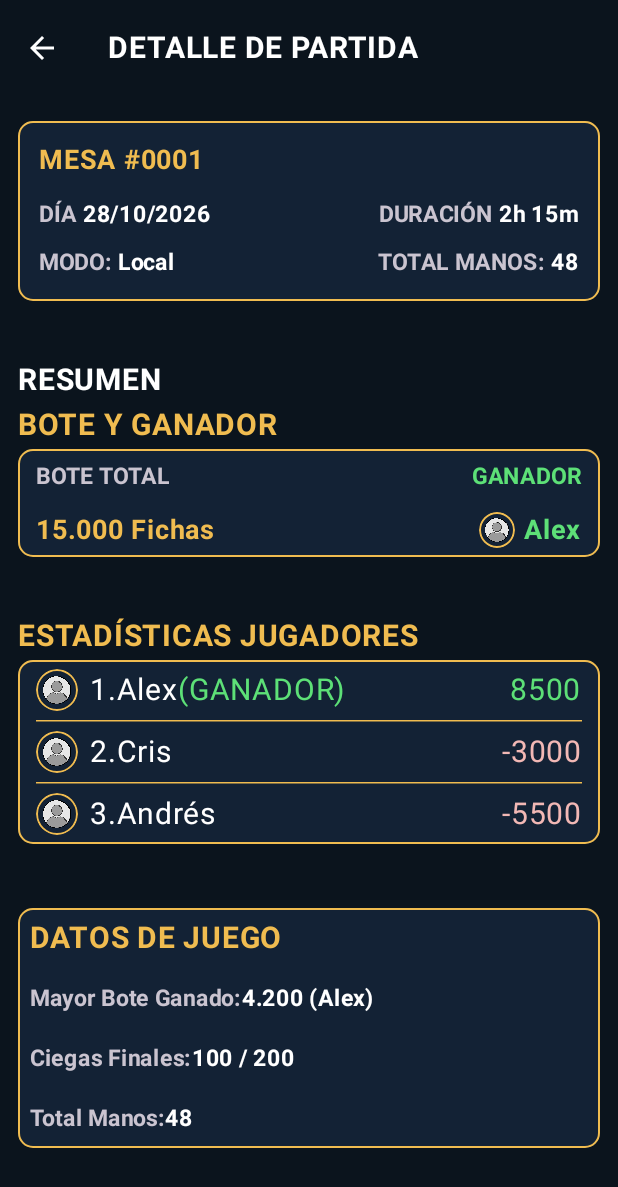
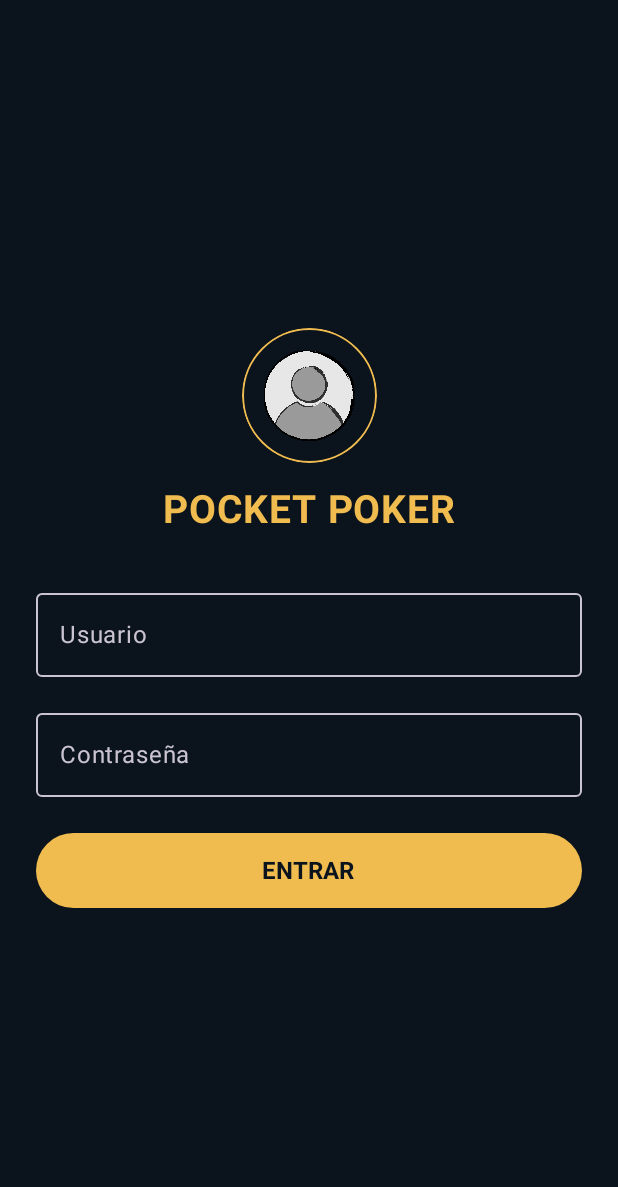
Before and after one commit to MacoyoAMP/PocketPoker, an Android app built with Jetpack Compose: the screen it shows after launch (MainActivity), on a phone screen of 412 x 824 dp. Shown: the top 1187 px of the screen. Run offline under Robolectric (Android 15) with nearby library versions, the phone set to English and light mode, and no system bars.

Commit message:
Creada PantallaLogin, ViewModels y Navgraph

```diff
--- a/app/build.gradle.kts
+++ b/app/build.gradle.kts
@@ -45,6 +45,10 @@ dependencies {
     implementation("androidx.compose.ui:ui-tooling-preview")
     debugImplementation("androidx.compose.ui:ui-tooling")
 
+    // Navegación y ViewModel en Compose
+    implementation("androidx.navigation:navigation-compose:2.8.3")
+    implementation("androidx.lifecycle:lifecycle-viewmodel-compose:2.8.7")
+
     testImplementation(libs.junit)
     androidTestImplementation(libs.androidx.espresso.core)
     androidTestImplementation(libs.androidx.junit)
--- a/app/src/main/java/com/example/pocketpoker/MainActivity.kt
+++ b/app/src/main/java/com/example/pocketpoker/MainActivity.kt
@@ -3,24 +3,28 @@ package com.example.pocketpoker
 import android.os.Bundle
 import androidx.activity.ComponentActivity
 import androidx.activity.compose.setContent
+import androidx.activity.enableEdgeToEdge
 import androidx.compose.foundation.layout.fillMaxSize
-import androidx.compose.material3.Surface
+import androidx.compose.foundation.layout.padding
+import androidx.compose.material3.Scaffold
 import androidx.compose.ui.Modifier
-import androidx.compose.ui.graphics.Color
-import com.example.pocketpoker.ui.pages.PantallaDetallePartida
-import com.example.pocketpoker.ui.pages.PantallaHistorial
+import androidx.navigation.compose.rememberNavController
+import com.example.pocketpoker.ui.navigation.AppNavGraph
 import com.example.pocketpoker.ui.theme.PocketPokerTheme
 
 class MainActivity : ComponentActivity() {
     override fun onCreate(savedInstanceState: Bundle?) {
         super.onCreate(savedInstanceState)
+        enableEdgeToEdge()
         setContent {
             PocketPokerTheme {
-                Surface(
-                    modifier = Modifier.fillMaxSize(),
-                    color = Color(0xFF0B141D)
-                ) {
-                    PantallaDetallePartida()
+                val navController = rememberNavController()
+
+                Scaffold(modifier = Modifier.fillMaxSize()) { innerPadding ->
+                    AppNavGraph(
+                        navController = navController,
+                        modifier = Modifier.padding(innerPadding)
+                    )
                 }
             }
         }
--- a/app/src/main/java/com/example/pocketpoker/ui/components/Cabecera.kt
+++ b/app/src/main/java/com/example/pocketpoker/ui/components/Cabecera.kt
@@ -5,9 +5,11 @@ import androidx.compose.foundation.layout.Row
 import androidx.compose.foundation.layout.Spacer
 import androidx.compose.foundation.layout.fillMaxWidth
 import androidx.compose.foundation.layout.padding
+import androidx.compose.foundation.layout.width
 import androidx.compose.material.icons.Icons
 import androidx.compose.material.icons.automirrored.filled.ArrowBack
 import androidx.compose.material3.Icon
+import androidx.compose.material3.IconButton
 import androidx.compose.material3.MaterialTheme
 import androidx.compose.material3.Text
 import androidx.compose.runtime.Composable
@@ -19,27 +21,30 @@ import androidx.compose.ui.tooling.preview.Preview
 import androidx.compose.ui.unit.dp
 import androidx.compose.ui.unit.sp
 import com.example.pocketpoker.R
+import com.example.pocketpoker.ui.components.states.CabeceraState
 
 @Composable
 fun Cabecera(
-    titulo: String,
+    state: CabeceraState,
     modifier: Modifier = Modifier
-){
+) {
     Row(
         modifier = modifier
             .fillMaxWidth()
             .background(MaterialTheme.colorScheme.background)
-            .padding(16.dp),
+            .padding(horizontal = 8.dp, vertical = 12.dp),
         verticalAlignment = Alignment.CenterVertically
-    ){
-        Icon(
-            imageVector = Icons.AutoMirrored.Filled.ArrowBack,
-            contentDescription = stringResource(R.string.cd_volver),
-            tint = MaterialTheme.colorScheme.onSurface
-        )
-        Spacer(modifier = Modifier.padding(16.dp))
+    ) {
+        IconButton(onClick = state.onVolverClick) {
+            Icon(
+                imageVector = Icons.AutoMirrored.Filled.ArrowBack,
+                contentDescription = stringResource(R.string.cd_volver),
+                tint = MaterialTheme.colorScheme.onSurface
+            )
+        }
+        Spacer(modifier = Modifier.width(8.dp))
         Text(
-            text = titulo,
+            text = state.titulo,
             color = MaterialTheme.colorScheme.onSurface,
             fontSize = 20.sp,
             fontWeight = FontWeight.Bold
@@ -49,6 +54,8 @@ fun Cabecera(
 
 @Preview
 @Composable
-fun CabeceraPreview(){
-    Cabecera(titulo = stringResource(R.string.titulo_historial))
+fun CabeceraPreview() {
+    Cabecera(
+        state = CabeceraState(titulo = stringResource(R.string.titulo_historial))
+    )
 }
--- /dev/null
+++ b/app/src/main/java/com/example/pocketpoker/ui/components/states/CabeceraState.kt
@@ -0,0 +1,6 @@
+package com.example.pocketpoker.ui.components.states
+
+data class CabeceraState(
+    val titulo: String,
+    val onVolverClick: () -> Unit = {}
+)
--- /dev/null
+++ b/app/src/main/java/com/example/pocketpoker/ui/navigation/AppNavGraph.kt
@@ -0,0 +1,66 @@
+package com.example.pocketpoker.ui.navigation
+
+import androidx.compose.runtime.Composable
+import androidx.compose.ui.Modifier
+import androidx.navigation.NavHostController
+import androidx.navigation.NavType
+import androidx.navigation.compose.NavHost
+import androidx.navigation.compose.composable
+import androidx.navigation.navArgument
+import com.example.pocketpoker.ui.pages.PantallaDetallePartida
+import com.example.pocketpoker.ui.pages.PantallaHistorial
+import com.example.pocketpoker.ui.pages.PantallaLogin
+
+@Composable
+fun AppNavGraph(
+    navController: NavHostController,
+    modifier: Modifier = Modifier
+) {
+    NavHost(
+        navController = navController,
+        startDestination = Rutas.LOGIN,
+        modifier = modifier
+    ) {
+        // 1. Pantalla de Login
+        composable(route = Rutas.LOGIN) {
+            PantallaLogin(
+                onLoginSuccess = {
+                    navController.navigate(Rutas.HISTORIAL) {
+                        popUpTo(Rutas.LOGIN) { inclusive = true }
+                    }
+                }
+            )
+        }
+
+        // 2. Pantalla de Listado (Historial)
+        composable(route = Rutas.HISTORIAL) {
+            PantallaHistorial(
+                onPartidaClick = { partidaId ->
+                    navController.navigate(Rutas.crearRutaDetalle(partidaId))
+                },
+                onVolverClick = {
+                    navController.navigate(Rutas.LOGIN) {
+                        popUpTo(Rutas.HISTORIAL) { inclusive = true }
+                    }
+                }
+            )
+        }
+
+        // 3. Pantalla de Detalle (pasa partidaId al ViewModel de la pantalla)
+        composable(
+            route = Rutas.DETALLE,
+            arguments = listOf(
+                navArgument("partidaId") { type = NavType.StringType }
+            )
+        ) { backStackEntry ->
+            val partidaId = backStackEntry.arguments?.getString("partidaId")
+
+            PantallaDetallePartida(
+                partidaId = partidaId,
+                onVolverClick = {
+                    navController.popBackStack()
+                }
+            )
+        }
+    }
+}
--- /dev/null
+++ b/app/src/main/java/com/example/pocketpoker/ui/pages/PantallaLogin.kt
@@ -0,0 +1,132 @@
+package com.example.pocketpoker.ui.pages
+
+import androidx.compose.foundation.background
+import androidx.compose.foundation.layout.Arrangement
+import androidx.compose.foundation.layout.Column
+import androidx.compose.foundation.layout.Spacer
+import androidx.compose.foundation.layout.fillMaxSize
+import androidx.compose.foundation.layout.fillMaxWidth
+import androidx.compose.foundation.layout.height
+import androidx.compose.foundation.layout.padding
+import androidx.compose.material3.Button
+import androidx.compose.material3.ButtonDefaults
+import androidx.compose.material3.MaterialTheme
+import androidx.compose.material3.OutlinedTextField
+import androidx.compose.material3.OutlinedTextFieldDefaults
+import androidx.compose.material3.Text
+import androidx.compose.runtime.Composable
+import androidx.compose.runtime.collectAsState
+import androidx.compose.runtime.getValue
+import androidx.compose.ui.Alignment
+import androidx.compose.ui.Modifier
+import androidx.compose.ui.res.stringResource
+import androidx.compose.ui.text.font.FontWeight
+import androidx.compose.ui.text.input.PasswordVisualTransformation
+import androidx.compose.ui.tooling.preview.Preview
+import androidx.compose.ui.unit.dp
+import androidx.compose.ui.unit.sp
+import androidx.lifecycle.viewmodel.compose.viewModel
+import com.example.pocketpoker.R
+import com.example.pocketpoker.ui.components.AvatarJugador
+import com.example.pocketpoker.ui.components.states.AvatarJugadorState
+import com.example.pocketpoker.ui.viewmodels.LoginViewModel
+
+@Composable
+fun PantallaLogin(
+    loginViewModel: LoginViewModel = viewModel(),
+    onLoginSuccess: () -> Unit = {},
+    modifier: Modifier = Modifier
+) {
+    val uiState by loginViewModel.uiState.collectAsState()
+
+    val coloresCampo = OutlinedTextFieldDefaults.colors(
+        focusedBorderColor = MaterialTheme.colorScheme.primary,
+        unfocusedBorderColor = MaterialTheme.colorScheme.onSurfaceVariant,
+        focusedLabelColor = MaterialTheme.colorScheme.primary,
+        unfocusedLabelColor = MaterialTheme.colorScheme.onSurfaceVariant,
+        focusedTextColor = MaterialTheme.colorScheme.onSurface,
+        unfocusedTextColor = MaterialTheme.colorScheme.onSurface
+    )
+
+    Column(
+        modifier = modifier
+            .fillMaxSize()
+            .background(MaterialTheme.colorScheme.background)
+            .padding(24.dp),
+        horizontalAlignment = Alignment.CenterHorizontally,
+        verticalArrangement = Arrangement.Center
+    ) {
+        AvatarJugador(
+            state = AvatarJugadorState(
+                nombreJugador = stringResource(R.string.titulo_login),
+                tamano = 90.dp
+            )
+        )
+
+        Spacer(modifier = Modifier.height(16.dp))
+
+        Text(
+            text = stringResource(R.string.titulo_login),
+            color = MaterialTheme.colorScheme.primary,
+            fontSize = 26.sp,
+            fontWeight = FontWeight.Bold
+        )
+
+        Spacer(modifier = Modifier.height(32.dp))
+
+        OutlinedTextField(
+            value = uiState.usuario,
+            onValueChange = { loginViewModel.onUsuarioChange(it) },
+            label = { Text(stringResource(R.string.label_usuario)) },
+            singleLine = true,
+            colors = coloresCampo,
+            modifier = Modifier.fillMaxWidth()
+        )
+
+        Spacer(modifier = Modifier.height(16.dp))
+
+        OutlinedTextField(
+            value = uiState.contrasena,
+            onValueChange = { loginViewModel.onContrasenaChange(it) },
+            label = { Text(stringResource(R.string.label_contrasena)) },
+            singleLine = true,
+            visualTransformation = PasswordVisualTransformation(),
+            colors = coloresCampo,
+            modifier = Modifier.fillMaxWidth()
+        )
+
+        if (uiState.mostrarError) {
+            Spacer(modifier = Modifier.height(8.dp))
+            Text(
+                text = stringResource(R.string.error_login_vacio),
+                color = MaterialTheme.colorScheme.error,
+                fontSize = 14.sp
+            )
+        }
+
+        Spacer(modifier = Modifier.height(24.dp))
+
+        Button(
+            onClick = { loginViewModel.intentarLogin(onSuccess = onLoginSuccess) },
+            colors = ButtonDefaults.buttonColors(
+                containerColor = MaterialTheme.colorScheme.primary,
+                contentColor = MaterialTheme.colorScheme.background
+            ),
+            modifier = Modifier
+                .fillMaxWidth()
+                .height(50.dp)
+        ) {
+            Text(
+                text = stringResource(R.string.btn_entrar),
+                fontWeight = FontWeight.Bold,
+                fontSize = 16.sp
+            )
+        }
+    }
+}
+
+@Preview(showBackground = true)
+@Composable
+fun PantallaLoginPreview() {
+    PantallaLogin()
+}
--- /dev/null
+++ b/app/src/main/java/com/example/pocketpoker/ui/viewmodels/LoginViewModel.kt
@@ -0,0 +1,35 @@
+package com.example.pocketpoker.ui.viewmodels
+
+import androidx.lifecycle.ViewModel
+import kotlinx.coroutines.flow.MutableStateFlow
+import kotlinx.coroutines.flow.StateFlow
+import kotlinx.coroutines.flow.asStateFlow
+import kotlinx.coroutines.flow.update
+
+data class LoginUiState(
+    val usuario: String = "",
+    val contrasena: String = "",
+    val mostrarError: Boolean = false
+)
+
+class LoginViewModel : ViewModel() {
+    private val _uiState = MutableStateFlow(LoginUiState())
+    val uiState: StateFlow<LoginUiState> = _uiState.asStateFlow()
+
+    fun onUsuarioChange(nuevoUsuario: String) {
+        _uiState.update { it.copy(usuario = nuevoUsuario, mostrarError = false) }
+    }
+
+    fun onContrasenaChange(nuevaContrasena: String) {
+        _uiState.update { it.copy(contrasena = nuevaContrasena, mostrarError = false) }
+    }
+
+    fun intentarLogin(onSuccess: () -> Unit) {
+        val actual = _uiState.value
+        if (actual.usuario.isNotBlank() && actual.contrasena.isNotBlank()) {
+            onSuccess()
+        } else {
+            _uiState.update { it.copy(mostrarError = true) }
+        }
+    }
+}
--- a/app/src/main/res/values/strings.xml
+++ b/app/src/main/res/values/strings.xml
@@ -29,6 +29,12 @@
     <!-- Accesibilidad -->
     <string name="cd_volver">Volver</string>
     <string name="cd_foto_perfil">Foto de perfil</string>
+    <string name="cd_avatar_jugador">Avatar de %1$s</string>
 
-    <string name="cd_avatar_jugador">Avatar de %1$s</string>
+    <!-- Login -->
+    <string name="titulo_login">POCKET POKER</string>
+    <string name="label_usuario">Usuario</string>
+    <string name="label_contrasena">Contraseña</string>
+    <string name="btn_entrar">ENTRAR</string>
+    <string name="error_login_vacio">Rellena usuario y contraseña</string>
 </resources>
```
Also changed, not shown: app/src/main/java/com/example/pocketpoker/ui/navigation/Rutas.kt (added, +11 -0 lines), app/src/main/java/com/example/pocketpoker/ui/pages/PantallaDetallePartida.kt (+22 -4 lines), app/src/main/java/com/example/pocketpoker/ui/pages/PantallaHistorial.kt (+22 -6 lines), app/src/main/java/com/example/pocketpoker/ui/viewmodels/DetallePartidaViewModel.kt (added, +23 -0 lines), app/src/main/java/com/example/pocketpoker/ui/viewmodels/HistorialViewModel.kt (added, +19 -0 lines).
